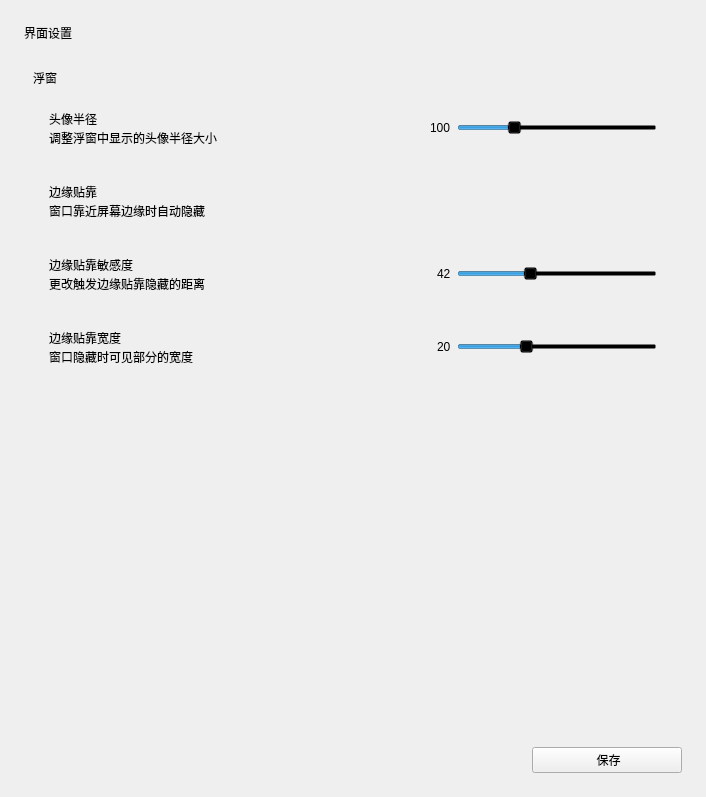
Old version of the form ui/settings/widget.ui in the repository xuanxuan1231/RandPicker.
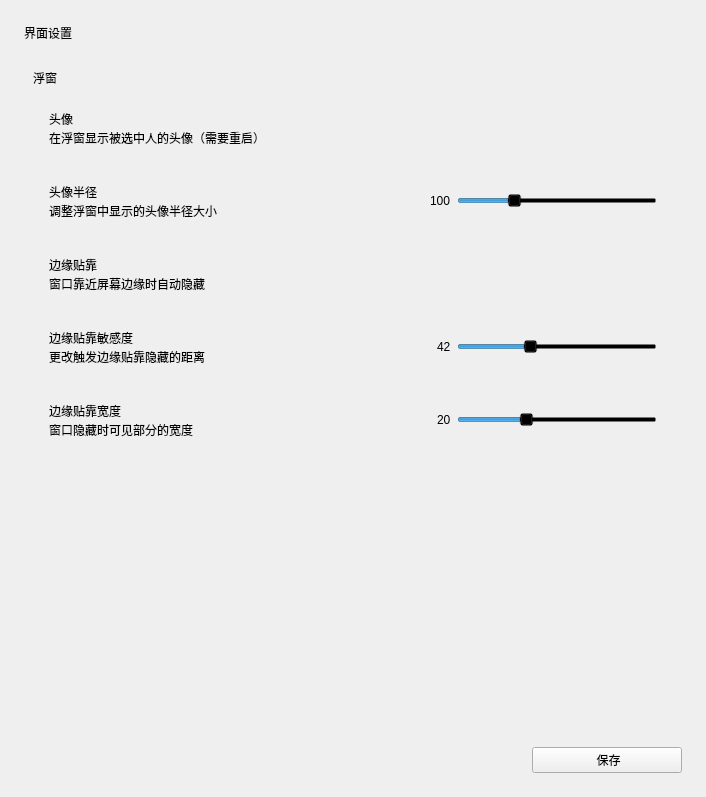
New version of the form. Custom widgets are drawn as their Qt base class.

Commit message: feat: 允许设置是否显示头像

```diff
--- a/ui/settings/widget.ui
+++ b/ui/settings/widget.ui
@@ -72,6 +72,78 @@
          <property name="spacing">
           <number>3</number>
          </property>
+         <item>
+          <widget class="CardWidget" name="CardWidget_11">
+           <property name="minimumSize">
+            <size>
+             <width>0</width>
+             <height>70</height>
+            </size>
+           </property>
+           <layout class="QHBoxLayout" name="horizontalLayout_4">
+            <property name="leftMargin">
+             <number>16</number>
+            </property>
+            <property name="topMargin">
+             <number>16</number>
+            </property>
+            <property name="rightMargin">
+             <number>16</number>
+            </property>
+            <property name="bottomMargin">
+             <number>16</number>
+            </property>
+            <item>
+             <layout class="QVBoxLayout" name="verticalLayout_7">
+              <property name="spacing">
+               <number>0</number>
+              </property>
+              <item>
+               <widget class="StrongBodyLabel" name="StrongBodyLabel_4">
+                <property name="text">
+                 <string>头像</string>
+                </property>
+               </widget>
+              </item>
+              <item>
+               <widget class="CaptionLabel" name="CaptionLabel_12">
+                <property name="text">
+                 <string>在浮窗显示被选中人的头像（需要重启）</string>
+                </property>
+                <property name="lightColor" stdset="0">
+                 <color alpha="150">
+                  <red>0</red>
+                  <green>0</green>
+                  <blue>0</blue>
+                 </color>
+                </property>
+                <property name="darkColor" stdset="0">
+                 <color alpha="200">
+                  <red>255</red>
+                  <green>255</green>
+                  <blue>255</blue>
+                 </color>
+                </property>
+               </widget>
+              </item>
+             </layout>
+            </item>
+            <item>
+             <widget class="SwitchButton" name="avatar">
+              <property name="sizePolicy">
+               <sizepolicy hsizetype="Maximum" vsizetype="Fixed">
+                <horstretch>0</horstretch>
+                <verstretch>0</verstretch>
+               </sizepolicy>
+              </property>
+              <property name="text">
+               <string/>
+              </property>
+             </widget>
+            </item>
+           </layout>
+          </widget>
+         </item>
          <item>
           <widget class="CardWidget" name="CardWidget_4">
            <property name="minimumSize">
@@ -526,6 +598,11 @@
   </layout>
  </widget>
  <customwidgets>
+  <customwidget>
+   <class>PrimaryPushButton</class>
+   <extends>QPushButton</extends>
+   <header>qfluentwidgets</header>
+  </customwidget>
   <customwidget>
    <class>SwitchButton</class>
    <extends>QCheckBox</extends>
@@ -562,11 +639,6 @@
    <header>qfluentwidgets</header>
    <container>1</container>
   </customwidget>
-  <customwidget>
-   <class>PrimaryPushButton</class>
-   <extends>QPushButton</extends>
-   <header>qfluentwidgets</header>
-  </customwidget>
   <customwidget>
    <class>SmoothScrollArea</class>
    <extends>QScrollArea</extends>
```
The commit also changes 5 other files.
